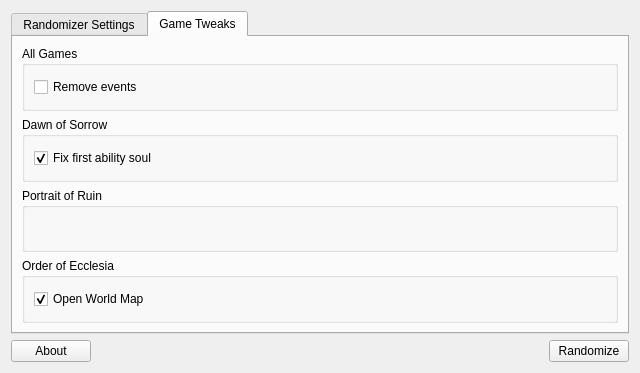
Old version of the form dsvrandom/randomizer.ui in the repository LagoLunatic/DSVEdit.
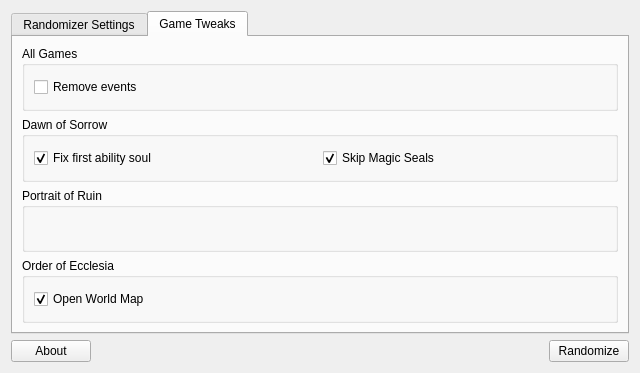
New version of the form. The open tabs and pages were chosen to show the change. Icons and pictures are not drawn.

Commit message: Randomizer: Add tweak to skip DoS magic seals

Patch:
```diff
--- a/dsvrandom/randomizer.ui
+++ b/dsvrandom/randomizer.ui
@@ -221,6 +221,16 @@
             </property>
            </widget>
           </item>
+          <item>
+           <widget class="QCheckBox" name="skip_magic_seals">
+            <property name="text">
+             <string>Skip Magic Seals</string>
+            </property>
+            <property name="checked">
+             <bool>true</bool>
+            </property>
+           </widget>
+          </item>
          </layout>
         </widget>
        </item>
```
The commit also changes 3 other files.
